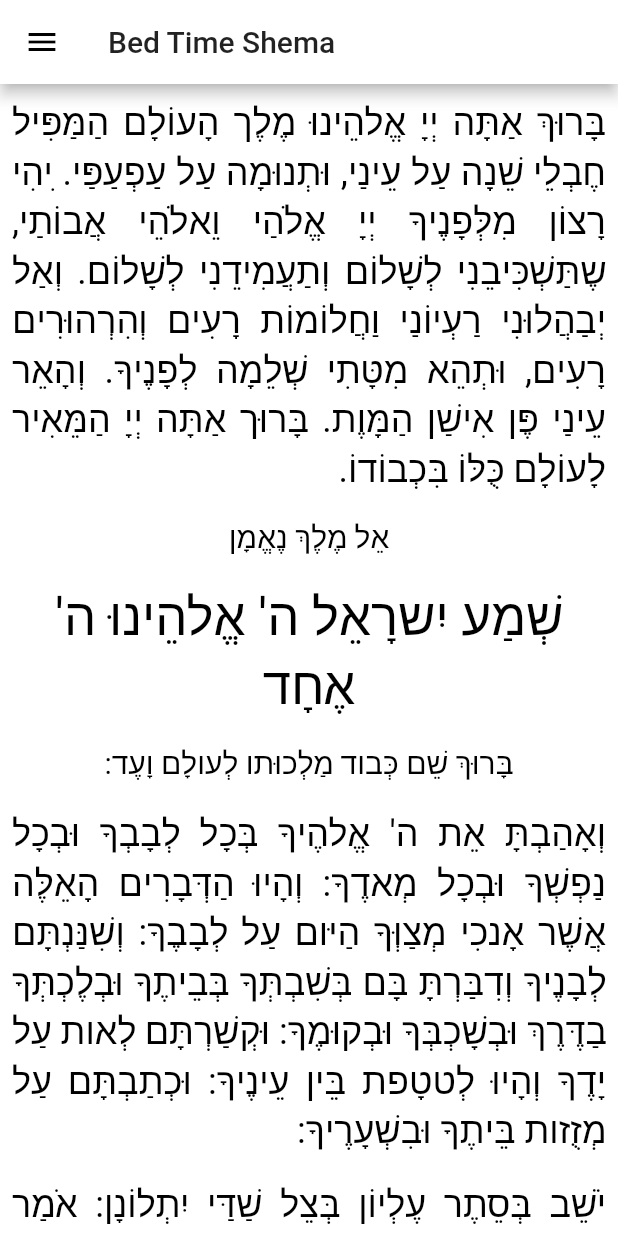
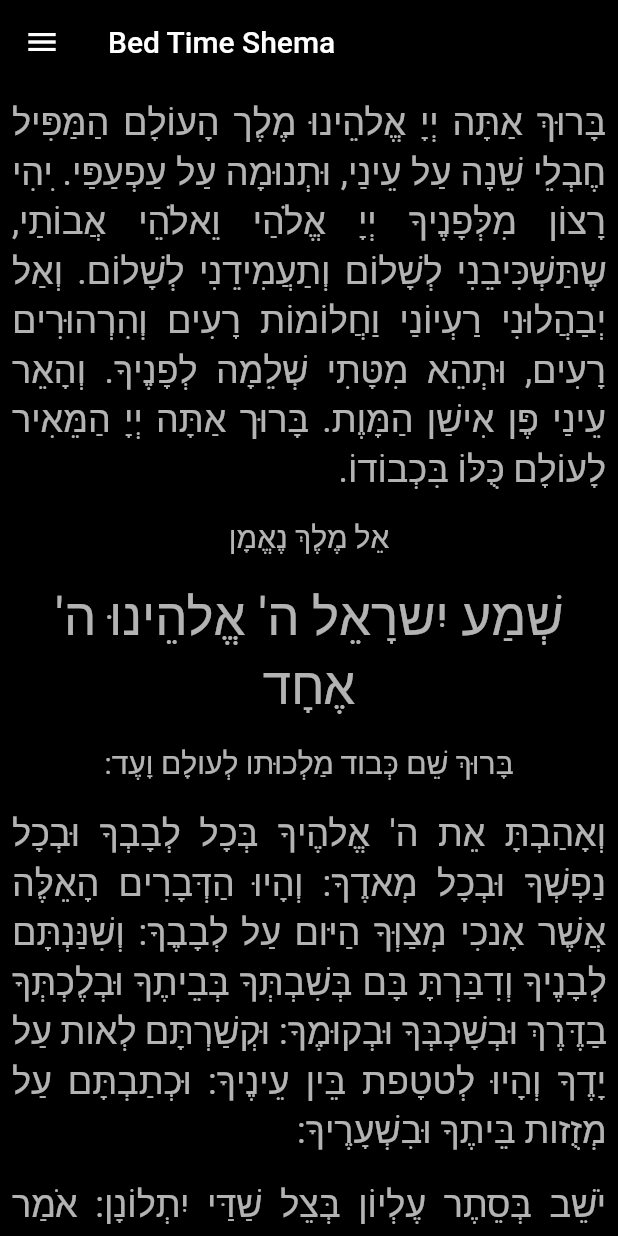
Before and after one commit to ephammer/siddur, a Flutter app: the screen it shows after launch, on a phone screen of 412 x 824 dp. Run offline on Flutter 3.47's test engine with Material 2 defaults, Android fonts, the phone set to English and light mode, and no system bars; our stand-ins replace google_fonts, shared_preferences.

Commit message:
save theme preference

```diff
--- a/lib/main.dart
+++ b/lib/main.dart
@@ -2,6 +2,7 @@ import 'package:flutter/material.dart';
 import 'package:flutter/services.dart';
 import 'package:google_fonts/google_fonts.dart';
 import 'package:provider/provider.dart';
+import 'package:shared_preferences/shared_preferences.dart';
 import 'package:siddur/blocs/page_changer.dart';
 import 'package:siddur/pages/CustomDrawer.dart';
 import 'package:siddur/pages/bedtime_shema_page.dart';
@@ -15,16 +16,37 @@ void main() {
   );
 }
 
-class MyApp extends StatelessWidget {
+class MyApp extends StatefulWidget {
+  @override
+  _MyAppState createState() => new _MyAppState();
+}
+class _MyAppState extends State<MyApp>{
+  bool _isDark;
+
+
+
+  @override
+  void initState()  {
+    super.initState();
+    SharedPreferences.getInstance().then((SharedPreferences sp) {
+      bool boolValue = sp.getBool('isThemeBrightnessDark')??true;
+      setState(() {
+        _isDark =   boolValue;
+
+      });
+    });
+
+  }
   // This widget is the root of your application.
   @override
   Widget build(BuildContext context) {
+
     SystemChrome.setPreferredOrientations([
       DeviceOrientation.portraitUp,
       DeviceOrientation.portraitDown,
     ]);
-    return ChangeNotifierProvider<ThemeChanger>(
-      create: (_) => ThemeChanger(false),
+    return(_isDark==null)?Center(child: CircularProgressIndicator(),): ChangeNotifierProvider<ThemeChanger>(
+      create: (_) => ThemeChanger(_isDark),
       child: ChangeNotifierProvider<PageChanger>(
           create: (_) => PageChanger(),
           child: new _MaterialApp()),
@@ -33,6 +55,7 @@ class MyApp extends StatelessWidget {
 }
 
 class _MaterialApp extends StatelessWidget {
+
   @override
   Widget build(BuildContext context) {
     final theme = Provider.of<ThemeChanger>(context);
--- a/lib/pages/CustomDrawer.dart
+++ b/lib/pages/CustomDrawer.dart
@@ -2,6 +2,7 @@ import 'package:flutter/foundation.dart';
 import 'package:flutter/material.dart';
 import 'package:google_fonts/google_fonts.dart';
 import 'package:provider/provider.dart';
+import 'package:shared_preferences/shared_preferences.dart';
 import 'package:siddur/blocs/page_changer.dart';
 import 'package:siddur/blocs/theme.dart';
 
@@ -28,9 +29,11 @@ class CustomDrawerState extends State<CustomDrawer>
 
   Widget mainScreen;
 
+
   @override
-  void initState() {
+  void initState()  {
     super.initState();
+
     _animationController = AnimationController(
       vsync: this,
       duration: CustomDrawerState.toggleDuration,
@@ -218,8 +221,10 @@ class MyDrawer extends StatelessWidget {
                       padding: const EdgeInsets.all(8.0),
                       child: IconButton(
                         icon: Icon(Icons.lightbulb_outline),
-                        onPressed: () {
+                        onPressed: () async{
                           _themeChanger.switchThem();
+                          await saveThemePreference(_themeChanger.isDark());
+
                         },
                       ),
                     ),
@@ -232,4 +237,8 @@ class MyDrawer extends StatelessWidget {
       ),
     );
   }
+  saveThemePreference(bool value) async {
+    SharedPreferences prefs = await SharedPreferences.getInstance();
+    prefs.setBool('isThemeBrightnessDark', value);
+  }
 }
```
